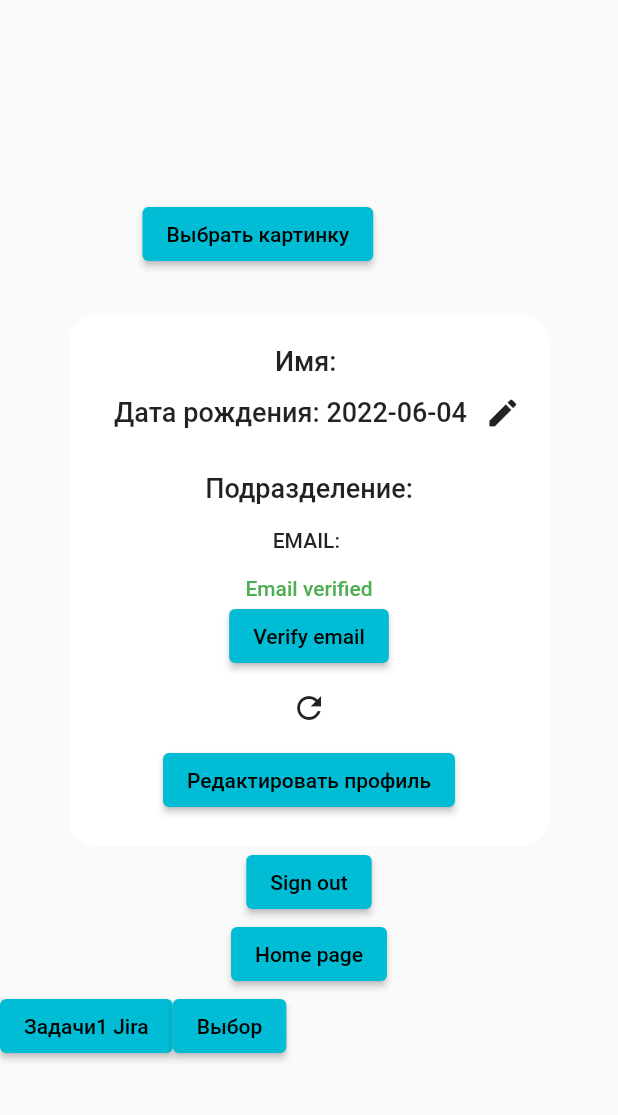
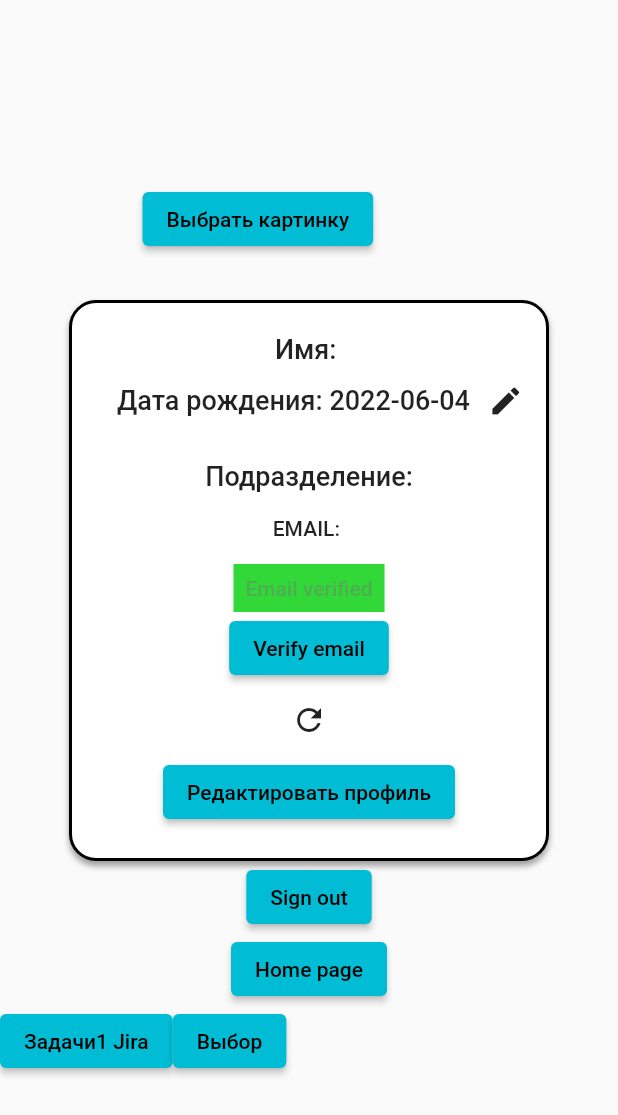
Before and after one commit to 1ldanlik/diplom-flutter-firebase, a Flutter app: the ProfilePage screen opened directly with empty values, on a phone screen of 412 x 824 dp. Shown: the top 1115 px of the screen. Run offline on Flutter 3.47's test engine with Material 2 defaults, Android fonts, the phone set to English and light mode, and no system bars; our stand-ins replace cloud_firestore, firebase_auth, firebase_core, firebase_storage, flutter_datetime_picker, flutter_svg and 1 more; missing offline and left inert: teledart; accounts and stored records are empty; network calls fail.

```diff
--- a/lib/pages/profile_page.dart
+++ b/lib/pages/profile_page.dart
@@ -98,9 +98,16 @@ class _ProfilePageState extends State<ProfilePage> {
             SizedBox(height: 30,),
             Container(
               decoration: BoxDecoration(
-                // border: ,
                 color: CustomColors.customWhite,
-                borderRadius: BorderRadius.circular(18.0),
+                borderRadius: BorderRadius.circular(18),
+                border: Border.all(width: 2),
+                boxShadow: [
+                  BoxShadow(
+                      offset: Offset(0, 3),
+                      blurRadius: 3,
+                      color: Colors.grey
+                  ),
+                ],
               ),
               width: 320,
               padding: EdgeInsets.only(top: 20.0, bottom: 20.0),
@@ -170,21 +177,45 @@ class _ProfilePageState extends State<ProfilePage> {
                   ),
                   SizedBox(height: 16.0),
                   _currentUser!.emailVerified
-                      ? Text(
+                      ? Container(
+                    color: CustomColors.customGreen,
+                        child: Padding(
+                          padding: const EdgeInsets.all(8.0),
+                          child: Text(
                     'Email verified',
                     style: Theme
                             .of(context)
                             .textTheme
                             .bodyText1!
                             .copyWith(color: Colors.green),
+                  ),
+                        ),
                       )
-                      : Text(
+                      : Container(
+                        height: 30,
+                        child: Padding(
+                          padding: const EdgeInsets.all(8.0),
+                          child: Text(
                     'Email not verified',
                     style: Theme
                             .of(context)
                             .textTheme
                             .bodyText1!
-                        .copyWith(color: Colors.red),
+                            .copyWith(color: CustomColors.customWhite),
+                  ),
+                        ),
+                    // color: CustomColors.customRed,
+                    decoration: BoxDecoration(
+                      color: CustomColors.customRed,
+                      borderRadius: BorderRadius.circular(18),
+                      boxShadow: [
+                        BoxShadow(
+                            offset: Offset(0, 3),
+                            blurRadius: 3,
+                            color: Colors.grey
+                        ),
+                      ],
+                    ),
                       ),
                   ElevatedButton(
                     onPressed: () async {
--- a/lib/res/custom_colors.dart
+++ b/lib/res/custom_colors.dart
@@ -4,4 +4,5 @@ class CustomColors {
   static final Color customWhite = Color(0xFFFFFFFF);
   static final Color customPurple = Color(0xFF4F4FD9);
   static final Color customRed = Color(0xFFD33D3D);
+  static final Color customGreen = Color(0xFF31D838);
 }
--- a/lib/widgets/add_item_form.dart
+++ b/lib/widgets/add_item_form.dart
@@ -1,4 +1,3 @@
-import 'dart:ffi';
 import 'dart:io';
 
 import 'package:image_picker/image_picker.dart';
--- a/pubspec.yaml
+++ b/pubspec.yaml
@@ -44,6 +44,7 @@ dependencies:
   intl: ^0.17.0
   http: ^0.13.4
   flutter_svg: ^1.0.3
+  path_provider: ^2.0.10
 #  atlassian_apis: ^0.7.0
 #  flutter_session: ^0.1.1
 
```
Also changed, not shown: lib/pages/news_page.dart (+29 -5 lines), pubspec.lock. Lines whose indentation alone changed are shown as unchanged.
